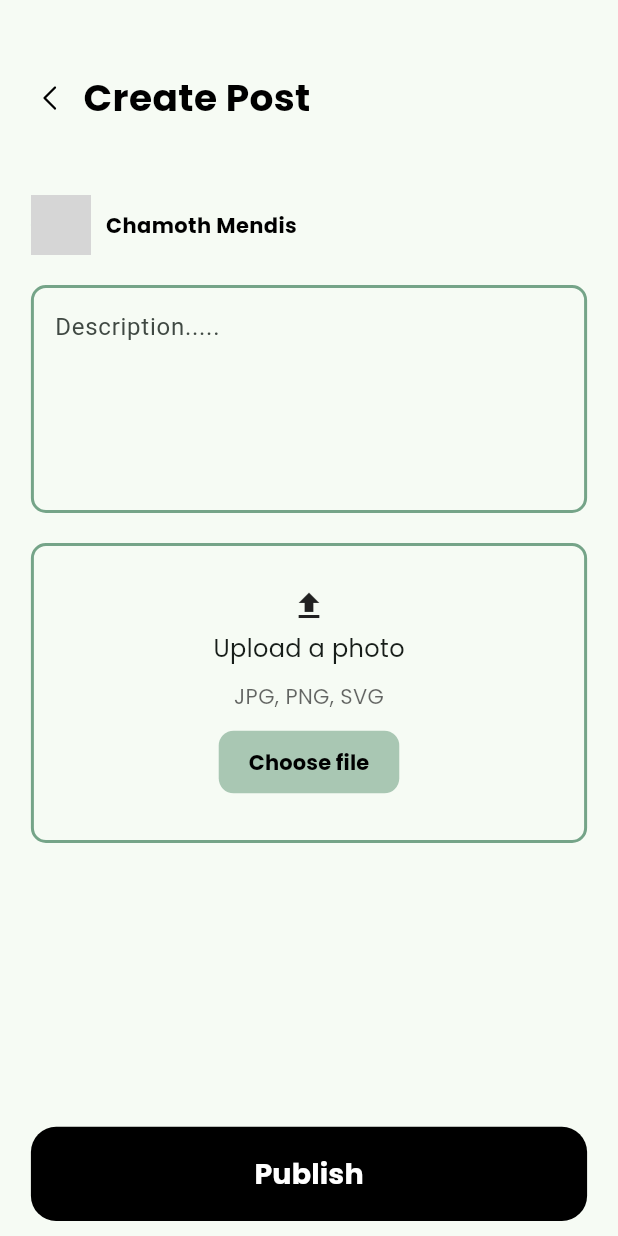
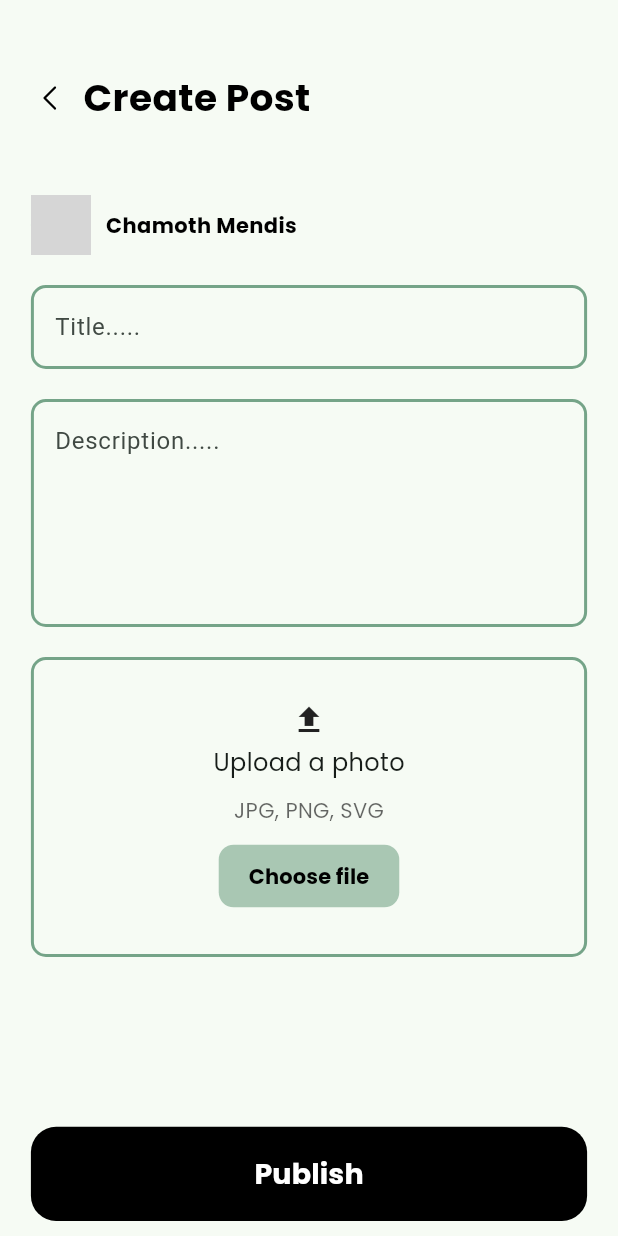
Before and after one commit to vinulays/recychamp, a Flutter app: the CreatePost screen opened directly, on a phone screen of 412 x 824 dp. Run offline on Flutter 3.47's test engine with Material 3 defaults, Android fonts, the phone set to English and light mode, and no system bars; our stand-ins replace avatar_glow, bloc, cached_network_image, carousel_slider, cloud_firestore, dots_indicator and 20 more; missing offline and left inert: dart:ffi; accounts and stored records are empty; network calls fail; grey boxes are pictures that could not be loaded.

Commit message:
create post

```diff
--- a/lib/screens/CreatePost/createpost.dart
+++ b/lib/screens/CreatePost/createpost.dart
@@ -125,6 +125,28 @@ class _CreatePostState extends State<CreatePost> {
                             fontWeight: FontWeight.w700),
                       ),
                     ],
+                  ),
+                  const SizedBox(
+                    height: 20,
+                  ),
+                  SizedBox(
+                    child: TextField(
+                      maxLines: 1,
+                      decoration: InputDecoration(
+                        hintText: "Title.....",
+                        hintMaxLines: 8,
+                        enabledBorder: OutlineInputBorder(
+                          borderSide: const BorderSide(
+                              color: Color(0xFF75A488), width: 2.0),
+                          borderRadius: BorderRadius.circular(10),
+                        ),
+                        focusedBorder: OutlineInputBorder(
+                          borderSide: const BorderSide(
+                              color: Color(0xFF75A488), width: 2.0),
+                          borderRadius: BorderRadius.circular(10),
+                        ),
+                      ),
+                    ),
                   ),
                   const SizedBox(
                     height: 20,
```
Also changed, not shown: lib/ui/post-card.dart (+28 -8 lines).
